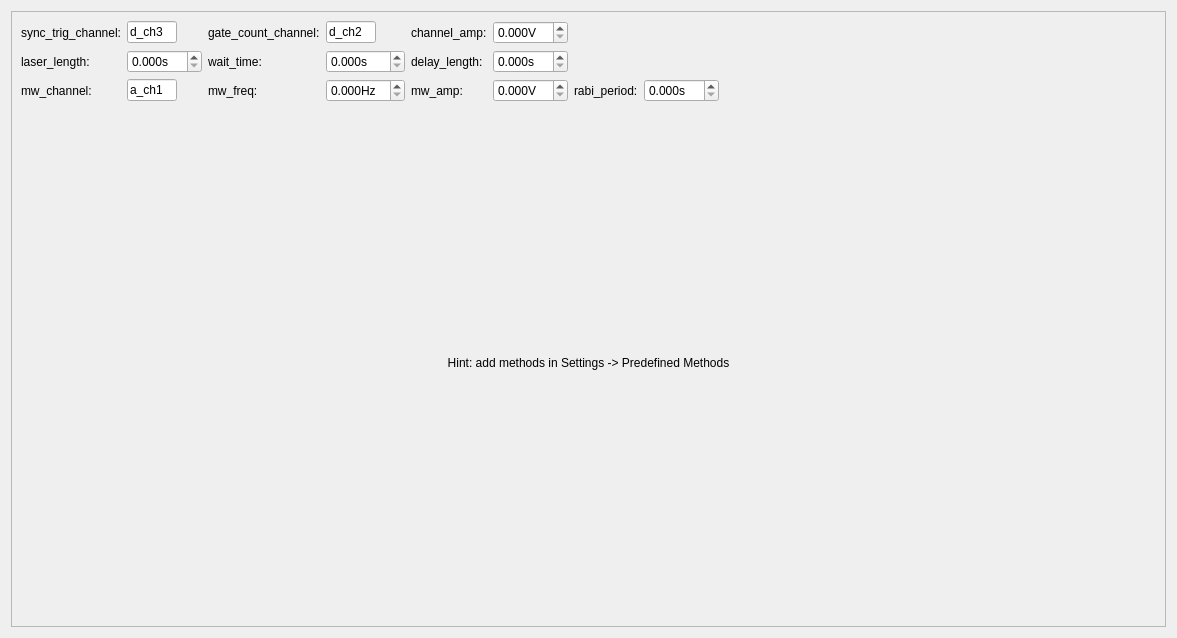
This is gui/pulsed/ui_predefined_methods.ui in Ulm-IQO/qudi as Qt 5 draws it before an edit. The edited form follows.
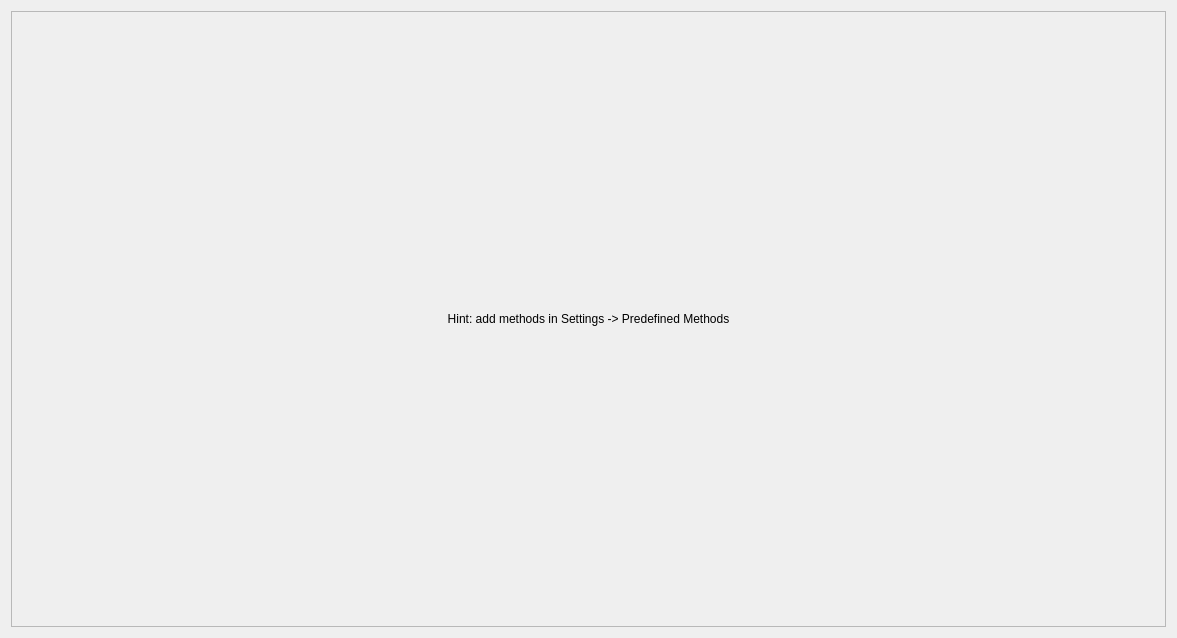
This is the edited form. Custom widgets are drawn as their Qt base class.

Commit message:
Dynamic creation of GUI elements for predefined methods global parameters (currently named property "sample_settings") Values get properly updated in GUI and logic and get saved as StatusVars.
Import of "naked" methods from external modules possible like before. They get bound to the new class PulsedObjectGenerator.

Patch:
```diff
--- a/gui/pulsed/ui_predefined_methods.ui
+++ b/gui/pulsed/ui_predefined_methods.ui
@@ -35,419 +35,7 @@
        <item row="0" column="0">
         <layout class="QVBoxLayout" name="verticalLayout">
          <item>
-          <layout class="QGridLayout" name="gridLayout_5">
-           <item row="0" column="3">
-            <widget class="QLineEdit" name="pm_gate_count_channel_Widget">
-             <property name="sizePolicy">
-              <sizepolicy hsizetype="Minimum" vsizetype="Fixed">
-               <horstretch>0</horstretch>
-               <verstretch>0</verstretch>
-              </sizepolicy>
-             </property>
-             <property name="minimumSize">
-              <size>
-               <width>50</width>
-               <height>0</height>
-              </size>
-             </property>
-             <property name="maximumSize">
-              <size>
-               <width>50</width>
-               <height>16777215</height>
-              </size>
-             </property>
-             <property name="toolTip">
-              <string>Pulse generator channel used for a gate signal for fast counter devices supporting this functionality.</string>
-             </property>
-             <property name="text">
-              <string>d_ch2</string>
-             </property>
-            </widget>
-           </item>
-           <item row="0" column="4">
-            <widget class="QLabel" name="label_4">
-             <property name="sizePolicy">
-              <sizepolicy hsizetype="Preferred" vsizetype="Preferred">
-               <horstretch>0</horstretch>
-               <verstretch>0</verstretch>
-              </sizepolicy>
-             </property>
-             <property name="text">
-              <string>channel_amp:</string>
-             </property>
-            </widget>
-           </item>
-           <item row="2" column="1">
-            <widget class="QLineEdit" name="pm_mw_channel_Widget">
-             <property name="sizePolicy">
-              <sizepolicy hsizetype="Minimum" vsizetype="Fixed">
-               <horstretch>0</horstretch>
-               <verstretch>0</verstretch>
-              </sizepolicy>
-             </property>
-             <property name="minimumSize">
-              <size>
-               <width>50</width>
-               <height>0</height>
-              </size>
-             </property>
-             <property name="maximumSize">
-              <size>
-               <width>50</width>
-               <height>16777215</height>
-              </size>
-             </property>
-             <property name="toolTip">
-              <string>The pulse generator channel used for the microwave output.</string>
-             </property>
-             <property name="text">
-              <string>a_ch1</string>
-             </property>
-            </widget>
-           </item>
-           <item row="2" column="0">
-            <widget class="QLabel" name="label">
-             <property name="sizePolicy">
-              <sizepolicy hsizetype="Preferred" vsizetype="Preferred">
-               <horstretch>0</horstretch>
-               <verstretch>0</verstretch>
-              </sizepolicy>
-             </property>
-             <property name="text">
-              <string>mw_channel:</string>
-             </property>
-            </widget>
-           </item>
-           <item row="2" column="4">
-            <widget class="QLabel" name="label_9">
-             <property name="text">
-              <string>mw_amp:</string>
-             </property>
-            </widget>
-           </item>
-           <item row="2" column="3">
-            <widget class="ScienDSpinBox" name="pm_mw_freq_Widget">
-             <property name="minimumSize">
-              <size>
-               <width>75</width>
-               <height>0</height>
-              </size>
-             </property>
-             <property name="maximumSize">
-              <size>
-               <width>100</width>
-               <height>16777215</height>
-              </size>
-             </property>
-             <property name="toolTip">
-              <string>If used, the microwave frequency.</string>
-             </property>
-             <property name="suffix">
-              <string>Hz</string>
-             </property>
-             <property name="decimals">
-              <number>3</number>
-             </property>
-            </widget>
-           </item>
-           <item row="2" column="2">
-            <widget class="QLabel" name="label_8">
-             <property name="text">
-              <string>mw_freq:</string>
-             </property>
-            </widget>
-           </item>
-           <item row="1" column="2">
-            <widget class="QLabel" name="label_6">
-             <property name="text">
-              <string>wait_time:</string>
-             </property>
-            </widget>
-           </item>
-           <item row="0" column="5">
-            <widget class="ScienDSpinBox" name="pm_channel_amp_Widget">
-             <property name="sizePolicy">
-              <sizepolicy hsizetype="Minimum" vsizetype="Fixed">
-               <horstretch>0</horstretch>
-               <verstretch>0</verstretch>
-              </sizepolicy>
-             </property>
-             <property name="minimumSize">
-              <size>
-               <width>75</width>
-               <height>0</height>
-              </size>
-             </property>
-             <property name="maximumSize">
-              <size>
-               <width>100</width>
-               <height>16777215</height>
-              </size>
-             </property>
-             <property name="toolTip">
-              <string>Logical high voltage in case an analog channel is used for digital trigger output.</string>
-             </property>
-             <property name="suffix">
-              <string>V</string>
-             </property>
-             <property name="decimals">
-              <number>3</number>
-             </property>
-            </widget>
-           </item>
-           <item row="0" column="0">
-            <widget class="QLabel" name="label_2">
-             <property name="sizePolicy">
-              <sizepolicy hsizetype="Preferred" vsizetype="Preferred">
-               <horstretch>0</horstretch>
-               <verstretch>0</verstretch>
-              </sizepolicy>
-             </property>
-             <property name="minimumSize">
-              <size>
-               <width>0</width>
-               <height>0</height>
-              </size>
-             </property>
-             <property name="text">
-              <string>sync_trig_channel:</string>
-             </property>
-            </widget>
-           </item>
-           <item row="1" column="0">
-            <widget class="QLabel" name="label_5">
-             <property name="sizePolicy">
-              <sizepolicy hsizetype="Preferred" vsizetype="Preferred">
-               <horstretch>0</horstretch>
-               <verstretch>0</verstretch>
-              </sizepolicy>
-             </property>
-             <property name="text">
-              <string>laser_length:</string>
-             </property>
-            </widget>
-           </item>
-           <item row="1" column="4">
-            <widget class="QLabel" name="label_7">
-             <property name="text">
-              <string>delay_length:</string>
-             </property>
-             <property name="alignment">
-              <set>Qt::AlignLeading|Qt::AlignLeft|Qt::AlignVCenter</set>
-             </property>
-            </widget>
-           </item>
-           <item row="0" column="2">
-            <widget class="QLabel" name="label_3">
-             <property name="sizePolicy">
-              <sizepolicy hsizetype="Preferred" vsizetype="Preferred">
-               <horstretch>0</horstretch>
-               <verstretch>0</verstretch>
-              </sizepolicy>
-             </property>
-             <property name="text">
-              <string>gate_count_channel:</string>
-             </property>
-            </widget>
-           </item>
-           <item row="1" column="3">
-            <widget class="ScienDSpinBox" name="pm_wait_time_Widget">
-             <property name="sizePolicy">
-              <sizepolicy hsizetype="Minimum" vsizetype="Fixed">
-               <horstretch>0</horstretch>
-               <verstretch>0</verstretch>
-              </sizepolicy>
-             </property>
-             <property name="minimumSize">
-              <size>
-               <width>75</width>
-               <height>0</height>
-              </size>
-             </property>
-             <property name="maximumSize">
-              <size>
-               <width>100</width>
-               <height>16777215</height>
-              </size>
-             </property>
-             <property name="toolTip">
-              <string>The waiting time after each laser pulse.</string>
-             </property>
-             <property name="suffix">
-              <string>s</string>
-             </property>
-             <property name="decimals">
-              <number>3</number>
-             </property>
-            </widget>
-           </item>
-           <item row="1" column="1">
-            <widget class="ScienDSpinBox" name="pm_laser_length_Widget">
-             <property name="sizePolicy">
-              <sizepolicy hsizetype="Minimum" vsizetype="Fixed">
-               <horstretch>0</horstretch>
-               <verstretch>0</verstretch>
-              </sizepolicy>
-             </property>
-             <property name="minimumSize">
-              <size>
-               <width>75</width>
-               <height>0</height>
-              </size>
-             </property>
-             <property name="maximumSize">
-              <size>
-               <width>100</width>
-               <height>16777215</height>
-              </size>
-             </property>
-             <property name="toolTip">
-              <string>The duration of the laser pulses in the pulse sequence to generate.</string>
-             </property>
-             <property name="suffix">
-              <string>s</string>
-             </property>
-             <property name="decimals">
-              <number>3</number>
-             </property>
-            </widget>
-           </item>
-           <item row="0" column="1">
-            <widget class="QLineEdit" name="pm_sync_trig_channel_Widget">
-             <property name="sizePolicy">
-              <sizepolicy hsizetype="Minimum" vsizetype="Fixed">
-               <horstretch>0</horstretch>
-               <verstretch>0</verstretch>
-              </sizepolicy>
-             </property>
-             <property name="minimumSize">
-              <size>
-               <width>50</width>
-               <height>0</height>
-              </size>
-             </property>
-             <property name="maximumSize">
-              <size>
-               <width>50</width>
-               <height>16777215</height>
-              </size>
-             </property>
-             <property name="toolTip">
-              <string>Pulse generator channel used for a synchonization trigger for fast counter devices.</string>
-             </property>
-             <property name="text">
-              <string>d_ch3</string>
-             </property>
-            </widget>
-           </item>
-           <item row="1" column="5">
-            <widget class="ScienDSpinBox" name="pm_delay_length_Widget">
-             <property name="sizePolicy">
-              <sizepolicy hsizetype="Minimum" vsizetype="Fixed">
-               <horstretch>0</horstretch>
-               <verstretch>0</verstretch>
-              </sizepolicy>
-             </property>
-             <property name="minimumSize">
-              <size>
-               <width>75</width>
-               <height>0</height>
-              </size>
-             </property>
-             <property name="maximumSize">
-              <size>
-               <width>100</width>
-               <height>16777215</height>
-              </size>
-             </property>
-             <property name="toolTip">
-              <string>The delay between trigger output and actual laser power going high.</string>
-             </property>
-             <property name="suffix">
-              <string>s</string>
-             </property>
-             <property name="decimals">
-              <number>3</number>
-             </property>
-             <property name="value">
-              <double>0.000000000000000</double>
-             </property>
-            </widget>
-           </item>
-           <item row="2" column="5">
-            <widget class="ScienDSpinBox" name="pm_mw_amp_Widget">
-             <property name="minimumSize">
-              <size>
-               <width>75</width>
-               <height>0</height>
-              </size>
-             </property>
-             <property name="maximumSize">
-              <size>
-               <width>100</width>
-               <height>16777215</height>
-              </size>
-             </property>
-             <property name="toolTip">
-              <string>If used, the microwave amplitude (NOT peak-to-peak).</string>
-             </property>
-             <property name="suffix">
-              <string>V</string>
-             </property>
-             <property name="decimals">
-              <number>3</number>
-             </property>
-            </widget>
-           </item>
-           <item row="0" column="8">
-            <spacer name="horizontalSpacer">
-             <property name="orientation">
-              <enum>Qt::Horizontal</enum>
-             </property>
-             <property name="sizeHint" stdset="0">
-              <size>
-               <width>40</width>
-               <height>20</height>
-              </size>
-             </property>
-            </spacer>
-           </item>
-           <item row="2" column="6">
-            <widget class="QLabel" name="label_10">
-             <property name="text">
-              <string>rabi_period:</string>
-             </property>
-            </widget>
-           </item>
-           <item row="2" column="7">
-            <widget class="ScienDSpinBox" name="pm_rabi_period_Widget">
-             <property name="minimumSize">
-              <size>
-               <width>75</width>
-               <height>0</height>
-              </size>
-             </property>
-             <property name="maximumSize">
-              <size>
-               <width>100</width>
-               <height>16777215</height>
-              </size>
-             </property>
-             <property name="toolTip">
-              <string>If used, the Rabi period for the measurement.</string>
-             </property>
-             <property name="suffix">
-              <string>s</string>
-             </property>
-             <property name="decimals">
-              <number>3</number>
-             </property>
-             <property name="value">
-              <double>0.000000000000000</double>
-             </property>
-            </widget>
-           </item>
-          </layout>
+          <layout class="QGridLayout" name="global_param_gridLayout"/>
          </item>
          <item>
           <widget class="QLabel" name="hintLabel">
@@ -467,13 +55,6 @@
    </item>
   </layout>
  </widget>
- <customwidgets>
-  <customwidget>
-   <class>ScienDSpinBox</class>
-   <extends>QDoubleSpinBox</extends>
-   <header>qtwidgets.scientific_spinbox.h</header>
-  </customwidget>
- </customwidgets>
  <tabstops>
   <tabstop>pm_sync_trig_channel_Widget</tabstop>
   <tabstop>pm_gate_count_channel_Widget</tabstop>
```
Left out of the diff: 10 changed lines with no effect on the pictures. The commit also changes 4 other files.
